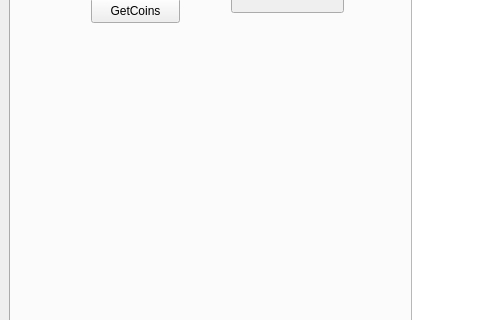
Before: the Qt Designer form client/GUI/gui/mainwindow.ui in p2p-ear/p2pfs, drawn with Qt 5; both pictures show x 0 to 480 and y 306 to 626 of the 1250 by 711 pixel window.
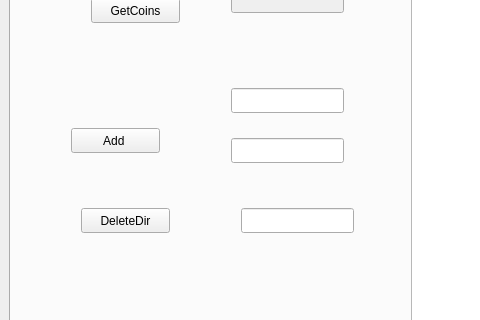
After: the same form once the commit is applied.

Commit message: network stage 2 with some improvements GUI stage 3

```diff
--- a/client/GUI/gui/mainwindow.ui
+++ b/client/GUI/gui/mainwindow.ui
@@ -650,6 +650,62 @@
          </rect>
         </property>
        </widget>
+       <widget class="QLineEdit" name="lineEdit_3">
+        <property name="geometry">
+         <rect>
+          <x>220</x>
+          <y>340</y>
+          <width>113</width>
+          <height>25</height>
+         </rect>
+        </property>
+       </widget>
+       <widget class="QLineEdit" name="lineEdit_4">
+        <property name="geometry">
+         <rect>
+          <x>220</x>
+          <y>390</y>
+          <width>113</width>
+          <height>25</height>
+         </rect>
+        </property>
+       </widget>
+       <widget class="QPushButton" name="btnAddDir">
+        <property name="geometry">
+         <rect>
+          <x>60</x>
+          <y>380</y>
+          <width>89</width>
+          <height>25</height>
+         </rect>
+        </property>
+        <property name="text">
+         <string>Add </string>
+        </property>
+       </widget>
+       <widget class="QPushButton" name="btnDelteDir">
+        <property name="geometry">
+         <rect>
+          <x>70</x>
+          <y>460</y>
+          <width>89</width>
+          <height>25</height>
+         </rect>
+        </property>
+        <property name="text">
+         <string>DeleteDir</string>
+        </property>
+       </widget>
+       <widget class="QLineEdit" name="lineEdit_5">
+        <property name="geometry">
+         <rect>
+          <x>230</x>
+          <y>460</y>
+          <width>113</width>
+          <height>25</height>
+         </rect>
+        </property>
+       </widget>
       </widget>
      </widget>
     </item>
```
The commit also changes 2 other files.
